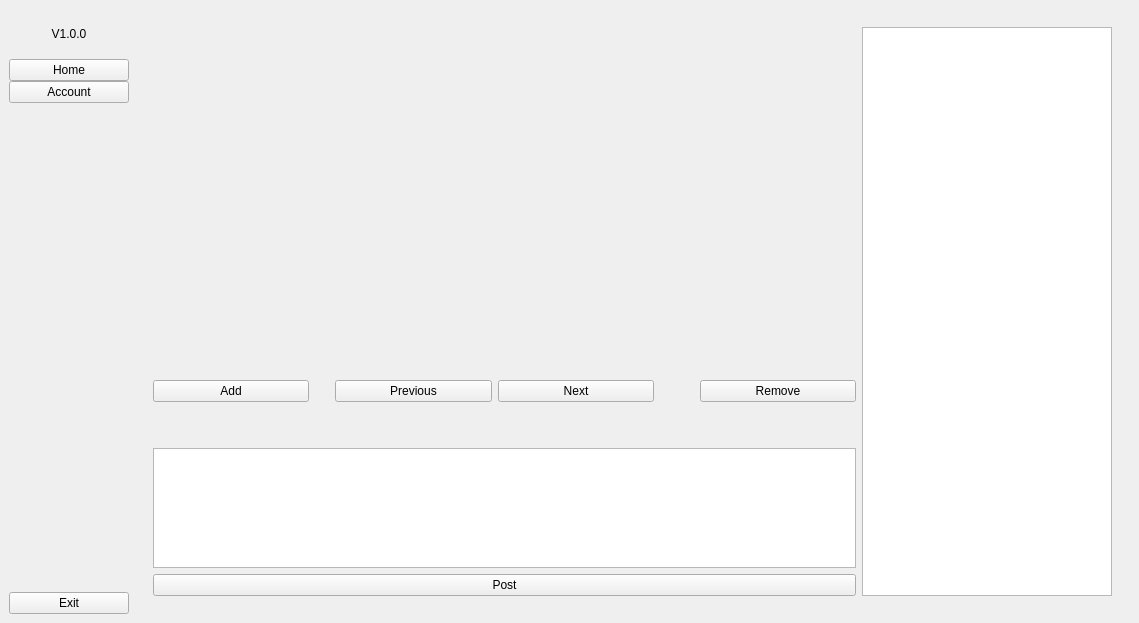
Qt form main.ui (4yami/social_media_automation_v2) before a commit.
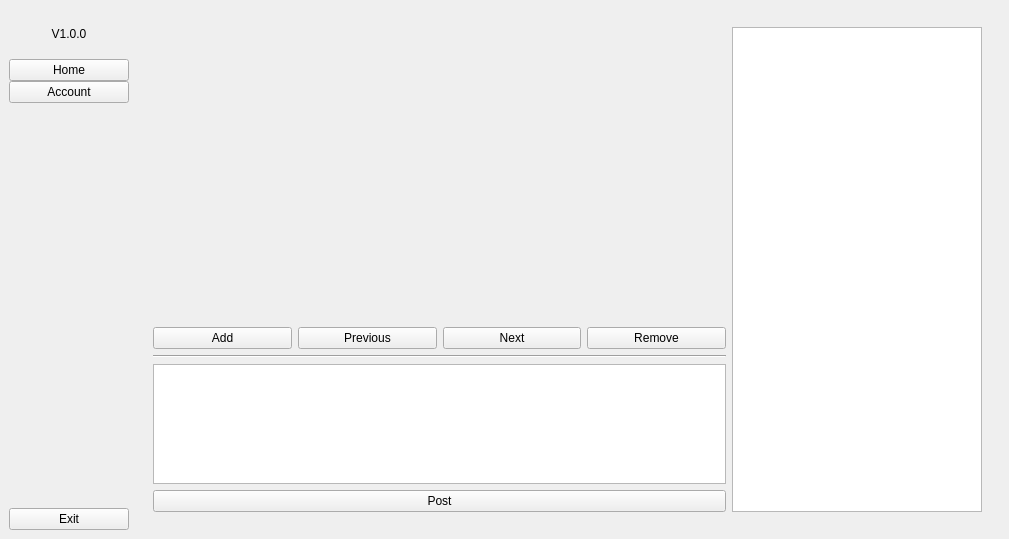
The same form after that commit.

Diff of the .ui file:
```diff
--- a/main.ui
+++ b/main.ui
@@ -6,8 +6,8 @@
    <rect>
     <x>0</x>
     <y>0</y>
-    <width>1139</width>
-    <height>623</height>
+    <width>1009</width>
+    <height>539</height>
    </rect>
   </property>
   <property name="sizePolicy">
@@ -207,22 +207,6 @@
                  </property>
                 </widget>
                </item>
-               <item>
-                <spacer name="horizontalSpacer">
-                 <property name="orientation">
-                  <enum>Qt::Horizontal</enum>
-                 </property>
-                 <property name="sizeType">
-                  <enum>QSizePolicy::Preferred</enum>
-                 </property>
-                 <property name="sizeHint" stdset="0">
-                  <size>
-                   <width>20</width>
-                   <height>20</height>
-                  </size>
-                 </property>
-                </spacer>
-               </item>
                <item>
                 <widget class="QPushButton" name="previous_btn">
                  <property name="text">
@@ -237,22 +221,6 @@
                  </property>
                 </widget>
                </item>
-               <item>
-                <spacer name="horizontalSpacer_2">
-                 <property name="orientation">
-                  <enum>Qt::Horizontal</enum>
-                 </property>
-                 <property name="sizeType">
-                  <enum>QSizePolicy::Preferred</enum>
-                 </property>
-                 <property name="sizeHint" stdset="0">
-                  <size>
-                   <width>40</width>
-                   <height>20</height>
-                  </size>
-                 </property>
-                </spacer>
-               </item>
                <item>
                 <widget class="QPushButton" name="remove_btn">
                  <property name="text">
@@ -263,20 +231,11 @@
               </layout>
              </item>
              <item>
-              <spacer name="verticalSpacer_2">
+              <widget class="Line" name="line_2">
                <property name="orientation">
-                <enum>Qt::Vertical</enum>
+                <enum>Qt::Horizontal</enum>
                </property>
-               <property name="sizeType">
-                <enum>QSizePolicy::Minimum</enum>
-               </property>
-               <property name="sizeHint" stdset="0">
-                <size>
-                 <width>20</width>
-                 <height>40</height>
-                </size>
-               </property>
-              </spacer>
+              </widget>
              </item>
              <item>
               <widget class="QTextEdit" name="post_text_input">
```
Left out of the diff: 15 changed lines with no effect on the pictures.
